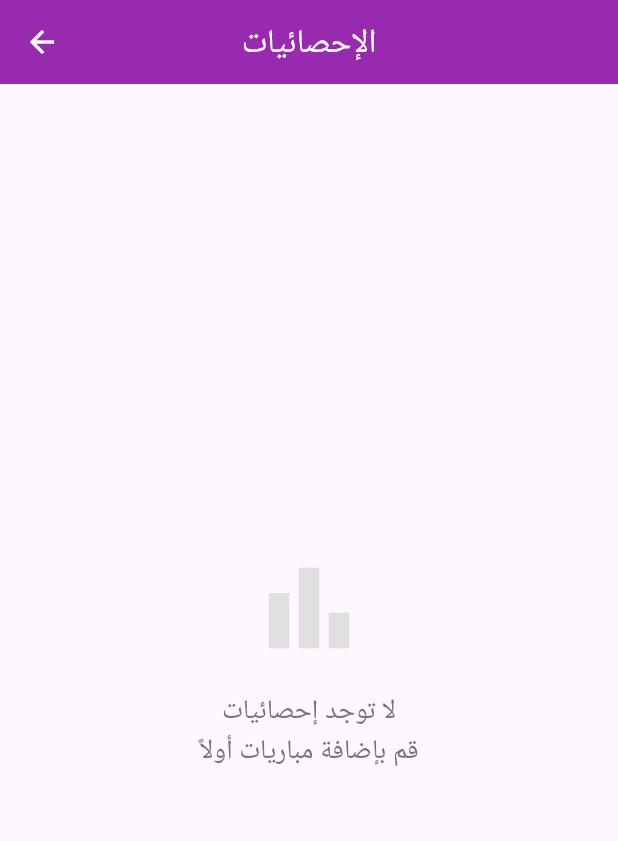
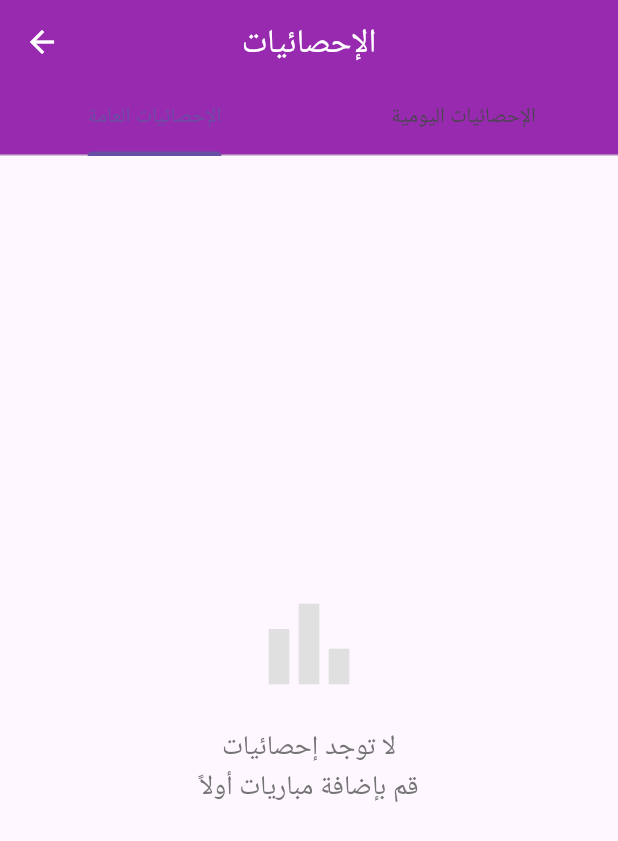
Before and after one commit to AiExpert1985/family_cards, a Flutter app: the screen it shows after launch, item 2 of the bottom bar chosen, after a tap on "الإحصائيات", on a phone screen of 412 x 824 dp. Shown: the top 841 px of the screen. Run offline on Flutter 3.47's test engine with Material 3 defaults, Android fonts, the light colour scheme and no system bars; our stand-ins replace file_picker, flutter_riverpod, share_plus, shared_preferences.

Commit message:
Add daily statistics tab with date selector

```diff
--- a/lib/pages/statistics_page.dart
+++ b/lib/pages/statistics_page.dart
@@ -1,6 +1,8 @@
 // ============== pages/statistics_page.dart ==============
 import 'package:flutter/material.dart';
 import 'package:flutter_riverpod/flutter_riverpod.dart';
+import 'package:intl/intl.dart';
+
 import '../models/player_stats.dart';
 import '../providers/providers.dart';
 import '../widgets/common/empty_state.dart';
@@ -10,20 +12,58 @@
 
   @override
   Widget build(BuildContext context, WidgetRef ref) {
-    final statsAsync = ref.watch(statisticsProvider);
+    final overallStatsAsync = ref.watch(statisticsProvider);
+    final dailyStatsAsync = ref.watch(dailyStatisticsProvider);
+    final selectedDate = ref.watch(selectedStatisticsDateProvider);
 
-    return Scaffold(
+    return DefaultTabController(
+      length: 2,
+      child: Scaffold(
         appBar: AppBar(
           title: const Text('الإحصائيات'),
           backgroundColor: Colors.purple,
           foregroundColor: Colors.white,
+          bottom: const TabBar(
+            tabs: [
+              Tab(text: 'الإحصائيات العامة'),
+              Tab(text: 'الإحصائيات اليومية'),
+            ],
           ),
-      body: statsAsync.when(
+        ),
+        body: TabBarView(
+          children: [
+            _buildStatsTab(
+              statsAsync: overallStatsAsync,
+              emptyMessage: 'لا توجد إحصائيات\nقم بإضافة مباريات أولاً',
+            ),
+            _buildStatsTab(
+              statsAsync: dailyStatsAsync,
+              emptyMessage: 'لا توجد مباريات في هذا اليوم',
+              header: _buildDateSelector(context, ref, selectedDate),
+            ),
+          ],
+        ),
+      ),
+    );
+  }
+
+  Widget _buildStatsTab({
+    required AsyncValue<List<PlayerStats>> statsAsync,
+    required String emptyMessage,
+    Widget? header,
+  }) {
+    return Column(
+      children: [
+        if (header != null) header,
+        Expanded(
+          child: statsAsync.when(
             data: (stats) {
               if (stats.isEmpty) {
-            return const EmptyState(
+                return Center(
+                  child: EmptyState(
                     icon: Icons.bar_chart,
-              message: 'لا توجد إحصائيات\nقم بإضافة مباريات أولاً',
+                    message: emptyMessage,
+                  ),
                 );
               }
 
@@ -35,7 +75,28 @@
                 itemBuilder: (context, index) {
                   final stat = stats[index];
                   final rank = ranks[index];
+                  return _buildStatCard(stat, rank);
+                },
+              );
+            },
+            loading: () => const Center(child: CircularProgressIndicator()),
+            error: (error, stack) => Center(
+              child: Column(
+                mainAxisAlignment: MainAxisAlignment.center,
+                children: [
+                  const Icon(Icons.error, size: 64, color: Colors.red),
+                  const SizedBox(height: 16),
+                  Text('حدث خطأ: ${error.toString()}'),
+                ],
+              ),
+            ),
+          ),
+        ),
+      ],
+    );
+  }
 
+  Card _buildStatCard(PlayerStats stat, int rank) {
     return Card(
       elevation: 2,
       margin: const EdgeInsets.symmetric(vertical: 6, horizontal: 8),
@@ -73,23 +134,63 @@
         ),
       ),
     );
-            },
-          );
-        },
-        loading: () => const Center(child: CircularProgressIndicator()),
-        error:
-            (error, stack) => Center(
-              child: Column(
-                mainAxisAlignment: MainAxisAlignment.center,
+  }
+
+  Widget _buildDateSelector(BuildContext context, WidgetRef ref, DateTime selectedDate) {
+    final formattedDate = DateFormat('yyyy/MM/dd').format(selectedDate);
+    return Padding(
+      padding: const EdgeInsets.fromLTRB(16, 16, 16, 8),
+      child: Row(
         children: [
-                  const Icon(Icons.error, size: 64, color: Colors.red),
-                  const SizedBox(height: 16),
-                  Text('حدث خطأ: ${error.toString()}'),
+          Expanded(
+            child: Text(
+              'التاريخ المحدد: $formattedDate',
+              textAlign: TextAlign.right,
+              style: const TextStyle(fontWeight: FontWeight.bold),
+            ),
+          ),
+          const SizedBox(width: 16),
+          OutlinedButton.icon(
+            onPressed: () => _selectDate(context, ref, selectedDate),
+            icon: const Icon(Icons.calendar_today),
+            label: const Text('اختر تاريخ'),
+          ),
         ],
       ),
-            ),
-      ),
     );
+  }
+
+  Future<void> _selectDate(BuildContext context, WidgetRef ref, DateTime initialDate) async {
+    final firstDate = _resolveEarliestGameDate(ref) ?? DateTime(2000);
+    final lastDate = DateTime.now();
+    final pickedDate = await showDatePicker(
+      context: context,
+      initialDate: initialDate.isAfter(lastDate) ? lastDate : initialDate,
+      firstDate: firstDate.isAfter(lastDate) ? lastDate : firstDate,
+      lastDate: lastDate,
+    );
+
+    if (pickedDate != null) {
+      ref.read(selectedStatisticsDateProvider.notifier).state = DateTime(
+        pickedDate.year,
+        pickedDate.month,
+        pickedDate.day,
+      );
+    }
+  }
+
+  DateTime? _resolveEarliestGameDate(WidgetRef ref) {
+    return ref.read(gamesProvider).maybeWhen(
+          data: (games) {
+            if (games.isEmpty) {
+              return null;
+            }
+            return games
+                .map((game) => game.date.toLocal())
+                .reduce((value, element) => value.isBefore(element) ? value : element);
+          },
+          orElse: () => null,
+        )?.toLocal();
   }
 
   Color _getRankColor(int rank) {
--- a/lib/providers/providers.dart
+++ b/lib/providers/providers.dart
@@ -175,6 +175,33 @@
   );
 });
 
+final selectedStatisticsDateProvider = StateProvider<DateTime>((ref) => DateTime.now());
+
+final dailyStatisticsProvider = Provider<AsyncValue<List<PlayerStats>>>((ref) {
+  final selectedDate = ref.watch(selectedStatisticsDateProvider);
+  final playersAsync = ref.watch(playersProvider);
+  final gamesAsync = ref.watch(gamesProvider);
+  final statsService = ref.watch(statisticsServiceProvider);
+
+  return playersAsync.when(
+    data: (players) => gamesAsync.when(
+      data: (games) {
+        final stats = statsService.calculateDailyStats(
+          date: selectedDate,
+          players: players,
+          games: games,
+        );
+        final filteredStats = stats.where((stat) => stat.played > 0).toList();
+        return AsyncValue.data(filteredStats);
+      },
+      loading: () => const AsyncValue.loading(),
+      error: (e, stack) => AsyncValue.error(e, stack),
+    ),
+    loading: () => const AsyncValue.loading(),
+    error: (e, stack) => AsyncValue.error(e, stack),
+  );
+});
+
 // Selected Players State
 final selectedPlayersProvider =
     StateNotifierProvider<SelectedPlayersNotifier, AsyncValue<Set<String>>>((
```
Also changed, not shown: lib/services/statistics_service.dart (+22 -0 lines). Lines whose indentation alone changed are shown as unchanged.
